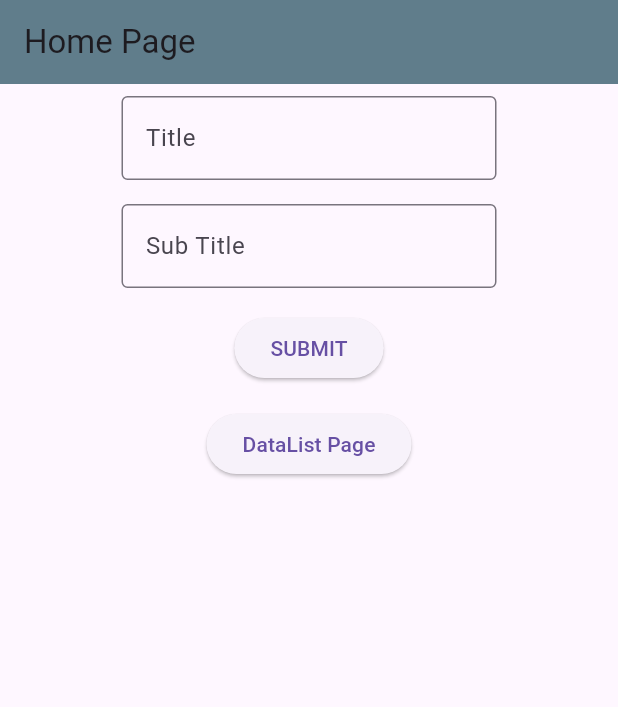
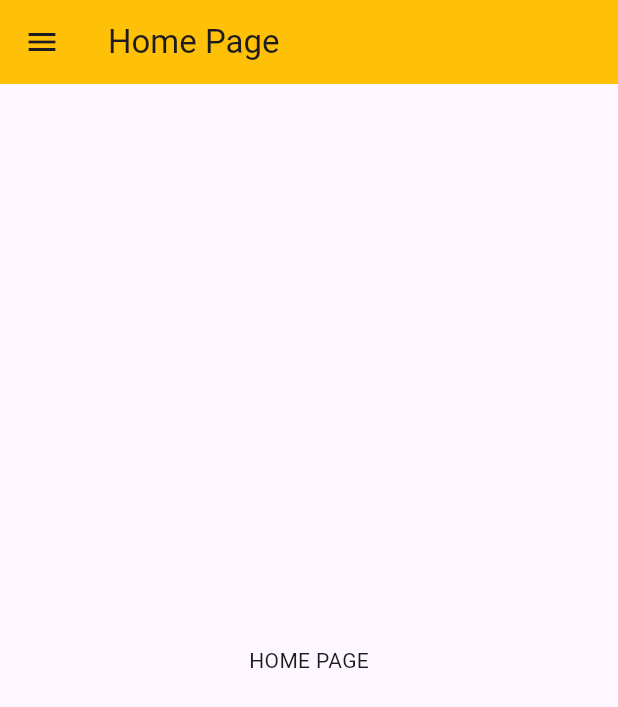
Before and after one commit to AbdurRahmanasim/Firebase-FireStore-CRUD-Flutter-UTech-Batch-2, a Flutter app: the screen it shows after launch, on a phone screen of 412 x 824 dp. Shown: the top 707 px of the screen. Run offline on Flutter 3.47's test engine with Material 3 defaults, Android fonts, the light colour scheme and no system bars; our stand-ins replace cloud_firestore, firebase_core, firebase_database, ionicons, sidebarx; accounts and stored records are empty.

Commit message:
WOKING WITH DRAWER

```diff
--- a/lib/main.dart
+++ b/lib/main.dart
@@ -1,5 +1,7 @@
 import 'package:class19/firebase_options.dart';
 import 'package:class19/screens/home.dart';
+import 'package:class19/screens/home1.dart';
+import 'package:class19/screens/realtime.dart';
 import 'package:firebase_core/firebase_core.dart';
 import 'package:flutter/material.dart';
 
@@ -23,7 +25,7 @@ class _MyAppState extends State<MyApp> {
   Widget build(BuildContext context) {
     return MaterialApp(
       debugShowCheckedModeBanner: false,
-      home: Home(),
+      home: Home1(),
     );
   }
 }
--- /dev/null
+++ b/lib/screens/drawerScreens/homeScreen.dart
@@ -0,0 +1,20 @@
+
+import 'package:flutter/material.dart';
+
+class HomeScreen extends StatefulWidget {
+  const HomeScreen({super.key});
+
+  @override
+  State<HomeScreen> createState() => _HomeScreenState();
+}
+
+class _HomeScreenState extends State<HomeScreen> {
+  @override
+  Widget build(BuildContext context) {
+    return Scaffold(
+      body: Center(
+        child: Text("HOME PAGE"),
+      ),
+    );
+  }
+}
--- /dev/null
+++ b/lib/screens/home1.dart
@@ -0,0 +1,135 @@
+import 'package:class19/screens/drawerScreens/about.dart';
+import 'package:class19/screens/drawerScreens/homeScreen.dart';
+import 'package:class19/screens/drawerScreens/info.dart';
+import 'package:flutter/material.dart';
+import 'package:ionicons/ionicons.dart';
+import 'package:sidebarx/sidebarx.dart';
+
+class Home1 extends StatefulWidget {
+  const Home1({super.key});
+
+  @override
+  State<Home1> createState() => _Home1State();
+}
+
+class _Home1State extends State<Home1> {
+  var screens = const [HomeScreen(), About(), Info()];
+  int activeScreen = 0;
+  final _controller = SidebarXController(selectedIndex: 0, extended: true);
+  @override
+  Widget build(BuildContext context) {
+    return Scaffold(
+      // drawer: Drawer(
+      //   backgroundColor: Colors.red,
+      //   child: Column(
+      //     children: [
+      //       ListTile(
+      //         title: Text("Heading 1"),
+      //       ),
+      //       ListTile(
+      //         title: Text("Heading 2"),
+      //       ),
+      //     ],
+      //   ),
+      // ),
+      drawer: SidebarX(
+        controller: _controller,
+        theme: SidebarXTheme(
+          margin: const EdgeInsets.all(10),
+          decoration: BoxDecoration(
+            color: canvasColor,
+            borderRadius: BorderRadius.circular(20),
+          ),
+          hoverColor: scaffoldBackgroundColor,
+          textStyle: TextStyle(color: Colors.white.withOpacity(0.7)),
+          selectedTextStyle: const TextStyle(color: Colors.white),
+          itemTextPadding: const EdgeInsets.only(left: 30),
+          selectedItemTextPadding: const EdgeInsets.only(left: 30),
+          itemDecoration: BoxDecoration(
+            borderRadius: BorderRadius.circular(10),
+            border: Border.all(color: canvasColor),
+          ),
+          selectedItemDecoration: BoxDecoration(
+            borderRadius: BorderRadius.circular(10),
+            border: Border.all(
+              color: actionColor.withOpacity(0.37),
+            ),
+            gradient: const LinearGradient(
+              colors: [accentCanvasColor, canvasColor],
+            ),
+            boxShadow: [
+              BoxShadow(
+                color: Colors.black.withOpacity(0.28),
+                blurRadius: 30,
+              )
+            ],
+          ),
+          // width: 150,
+          iconTheme: IconThemeData(
+            color: Colors.white.withOpacity(0.7),
+            size: 20,
+          ),
+          selectedIconTheme: const IconThemeData(
+            color: Colors.white,
+            size: 20,
+          ),
+        ),
+        extendedTheme: const SidebarXTheme(
+          width: 200,
+          decoration: BoxDecoration(
+            color: canvasColor,
+          ),
+        ),
+        footerDivider: divider,
+        headerBuilder: (context, extended) {
+          return SizedBox(
+            height: 100,
+            child: Padding(
+              padding: const EdgeInsets.all(16.0),
+              child: Image.network(
+                  'https://static.vecteezy.com/system/resources/previews/005/544/718/non_2x/profile-icon-design-free-vector.jpg'),
+            ),
+          );
+        },
+        items: [
+          SidebarXItem(
+            icon: Icons.home,
+            label: 'Home',
+            onTap: () {
+              activeScreen = 0;
+              setState(() {});
+            },
+          ),
+          SidebarXItem(
+            icon: Icons.account_box_outlined,
+            label: 'About',
+            onTap: () {
+              activeScreen = 1;
+              setState(() {});
+            },
+          ),
+          SidebarXItem(
+              icon: Ionicons.information,
+              label: 'Info',
+              onTap: () {
+                activeScreen = 2;
+                setState(() {});
+              }),
+        ],
+      ),
+      appBar: AppBar(
+        title: const Text("Home Page"),
+        backgroundColor: Colors.amber,
+      ),
+      body: screens[activeScreen],
+    );
+  }
+}
+
+const primaryColor = Color(0xFF685BFF);
+const canvasColor = Color(0xFF2E2E48);
+const scaffoldBackgroundColor = Color(0xFF464667);
+const accentCanvasColor = Color(0xFF3E3E61);
+const white = Colors.white;
+final actionColor = const Color(0xFF5F5FA7).withOpacity(0.6);
+final divider = Divider(color: white.withOpacity(0.3), height: 1);
--- a/pubspec.yaml
+++ b/pubspec.yaml
@@ -37,6 +37,10 @@ dependencies:
   cupertino_icons: ^1.0.2
   firebase_core: ^2.24.2
   cloud_firestore: ^4.14.0
+  firebase_storage: ^11.6.0
+  firebase_database: ^10.4.0
+  sidebarx: ^0.16.3
+  ionicons: ^0.2.2
 
 dev_dependencies:
   flutter_test:
```
Also changed, not shown: lib/screens/drawerScreens/about.dart (added, +19 -0 lines), lib/screens/drawerScreens/info.dart (added, +19 -0 lines), lib/screens/realtime.dart (added, +65 -0 lines), lib/firebase_options.dart, pubspec.lock, 3 other files.
